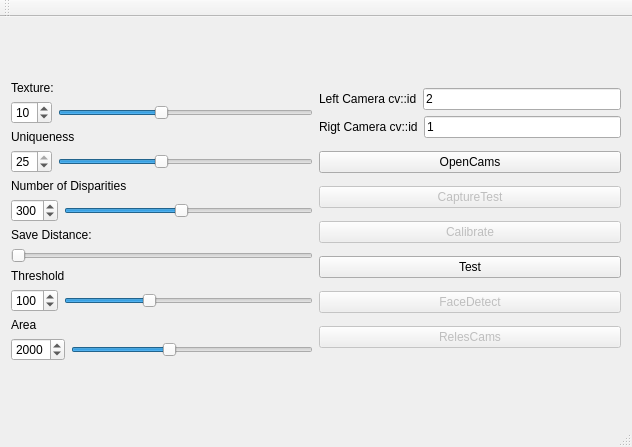
Old version of the form visao-c/workspace/inmoov_qt/src/inmoov_qt.ui in the repository xtarke/visao.
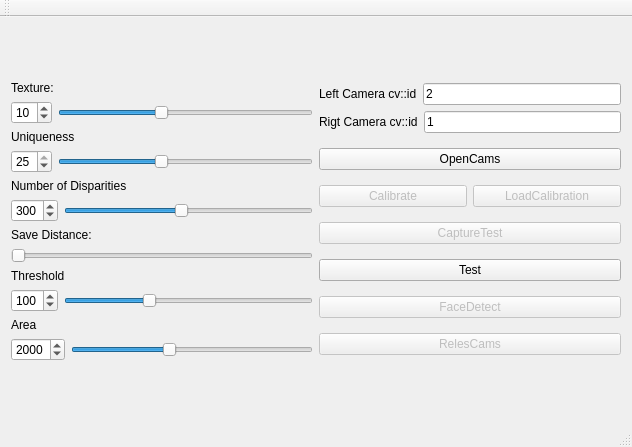
New version of the form. Icons and pictures are not drawn.

Commit message: Load from file cameras parameters

Patch:
```diff
--- a/visao-c/workspace/inmoov_qt/src/inmoov_qt.ui
+++ b/visao-c/workspace/inmoov_qt/src/inmoov_qt.ui
@@ -226,6 +226,9 @@
       </item>
       <item>
        <layout class="QVBoxLayout" name="verticalLayout_15">
+        <property name="spacing">
+         <number>13</number>
+        </property>
         <item>
          <layout class="QVBoxLayout" name="verticalLayout_2">
           <item>
@@ -277,6 +280,33 @@
           </property>
          </widget>
         </item>
+        <item>
+         <layout class="QHBoxLayout" name="horizontalLayout_7">
+          <property name="spacing">
+           <number>6</number>
+          </property>
+          <item>
+           <widget class="QPushButton" name="pushButtonCalibrate">
+            <property name="enabled">
+             <bool>false</bool>
+            </property>
+            <property name="text">
+             <string>Calibrate</string>
+            </property>
+           </widget>
+          </item>
+          <item>
+           <widget class="QPushButton" name="pushButtonLoadCalib">
+            <property name="enabled">
+             <bool>false</bool>
+            </property>
+            <property name="text">
+             <string>LoadCalibration</string>
+            </property>
+           </widget>
+          </item>
+         </layout>
+        </item>
         <item>
          <widget class="QPushButton" name="pushButtonCaptureTest">
           <property name="enabled">
@@ -287,16 +317,6 @@
           </property>
          </widget>
         </item>
-        <item>
-         <widget class="QPushButton" name="pushButtonCalibrate">
-          <property name="enabled">
-           <bool>false</bool>
-          </property>
-          <property name="text">
-           <string>Calibrate</string>
-          </property>
-         </widget>
-        </item>
         <item>
          <widget class="QPushButton" name="pushButtonTest">
           <property name="text">
```
The commit also changes 4 other files.
